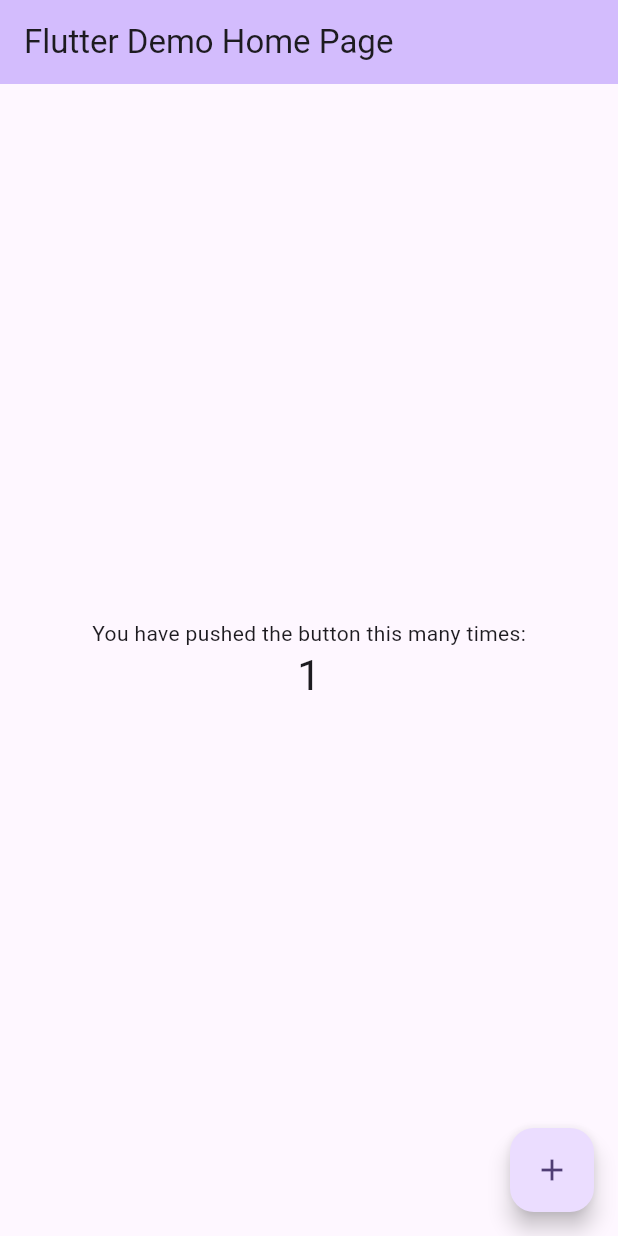
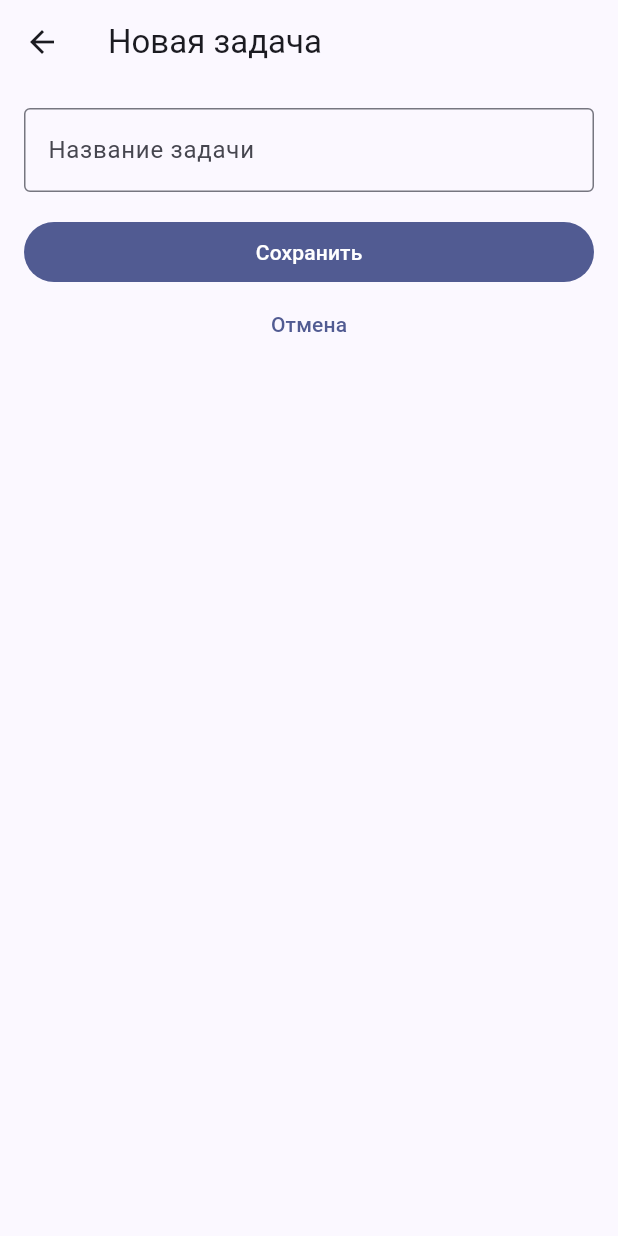
Before and after one commit to MaximaRasskazov/mobile-dev-lab-03-todo-list, a Flutter app: the screen it shows after launch, after a tap on the "add" icon, on a phone screen of 412 x 824 dp. Run offline on Flutter 3.47's test engine with Material 3 defaults, Android fonts, the phone set to English and light mode, and no system bars.

Commit message:
Add todo screens with CRUD search filters and sorting

```diff
--- a/lib/main.dart
+++ b/lib/main.dart
@@ -1,122 +1,23 @@
 import 'package:flutter/material.dart';
 
+import 'pages/todo_screen.dart';
+
 void main() {
-  runApp(const MyApp());
+  runApp(const TodoApp());
 }
 
-class MyApp extends StatelessWidget {
-  const MyApp({super.key});
+class TodoApp extends StatelessWidget {
+  const TodoApp({super.key});
 
-  // This widget is the root of your application.
   @override
   Widget build(BuildContext context) {
     return MaterialApp(
-      title: 'Flutter Demo',
+      debugShowCheckedModeBanner: false,
+      title: 'Список задач',
       theme: ThemeData(
-        // This is the theme of your application.
-        //
-        // TRY THIS: Try running your application with "flutter run". You'll see
-        // the application has a purple toolbar. Then, without quitting the app,
-        // try changing the seedColor in the colorScheme below to Colors.green
-        // and then invoke "hot reload" (save your changes or press the "hot
-        // reload" button in a Flutter-supported IDE, or press "r" if you used
-        // the command line to start the app).
-        //
-        // Notice that the counter didn't reset back to zero; the application
-        // state is not lost during the reload. To reset the state, use hot
-        // restart instead.
-        //
-        // This works for code too, not just values: Most code changes can be
-        // tested with just a hot reload.
-        colorScheme: .fromSeed(seedColor: Colors.deepPurple),
+        colorScheme: ColorScheme.fromSeed(seedColor: Colors.indigo),
       ),
-      home: const MyHomePage(title: 'Flutter Demo Home Page'),
+      home: const TodoScreen(),
     );
   }
 }
-
-class MyHomePage extends StatefulWidget {
-  const MyHomePage({super.key, required this.title});
-
-  // This widget is the home page of your application. It is stateful, meaning
-  // that it has a State object (defined below) that contains fields that affect
-  // how it looks.
-
-  // This class is the configuration for the state. It holds the values (in this
-  // case the title) provided by the parent (in this case the App widget) and
-  // used by the build method of the State. Fields in a Widget subclass are
-  // always marked "final".
-
-  final String title;
-
-  @override
-  State<MyHomePage> createState() => _MyHomePageState();
-}
-
-class _MyHomePageState extends State<MyHomePage> {
-  int _counter = 0;
-
-  void _incrementCounter() {
-    setState(() {
-      // This call to setState tells the Flutter framework that something has
-      // changed in this State, which causes it to rerun the build method below
-      // so that the display can reflect the updated values. If we changed
-      // _counter without calling setState(), then the build method would not be
-      // called again, and so nothing would appear to happen.
-      _counter++;
-    });
-  }
-
-  @override
-  Widget build(BuildContext context) {
-    // This method is rerun every time setState is called, for instance as done
-    // by the _incrementCounter method above.
-    //
-    // The Flutter framework has been optimized to make rerunning build methods
-    // fast, so that you can just rebuild anything that needs updating rather
-    // than having to individually change instances of widgets.
-    return Scaffold(
-      appBar: AppBar(
-        // TRY THIS: Try changing the color here to a specific color (to
-        // Colors.amber, perhaps?) and trigger a hot reload to see the AppBar
-        // change color while the other colors stay the same.
-        backgroundColor: Theme.of(context).colorScheme.inversePrimary,
-        // Here we take the value from the MyHomePage object that was created by
-        // the App.build method, and use it to set our appbar title.
-        title: Text(widget.title),
-      ),
-      body: Center(
-        // Center is a layout widget. It takes a single child and positions it
-        // in the middle of the parent.
-        child: Column(
-          // Column is also a layout widget. It takes a list of children and
-          // arranges them vertically. By default, it sizes itself to fit its
-          // children horizontally, and tries to be as tall as its parent.
-          //
-          // Column has various properties to control how it sizes itself and
-          // how it positions its children. Here we use mainAxisAlignment to
-          // center the children vertically; the main axis here is the vertical
-          // axis because Columns are vertical (the cross axis would be
-          // horizontal).
-          //
-          // TRY THIS: Invoke "debug painting" (choose the "Toggle Debug Paint"
-          // action in the IDE, or press "p" in the console), to see the
-          // wireframe for each widget.
-          mainAxisAlignment: .center,
-          children: [
-            const Text('You have pushed the button this many times:'),
-            Text(
-              '$_counter',
-              style: Theme.of(context).textTheme.headlineMedium,
-            ),
-          ],
-        ),
-      ),
-      floatingActionButton: FloatingActionButton(
-        onPressed: _incrementCounter,
-        tooltip: 'Increment',
-        child: const Icon(Icons.add),
-      ),
-    );
-  }
-}
--- /dev/null
+++ b/lib/pages/todo_form_page.dart
@@ -0,0 +1,92 @@
+import 'package:flutter/material.dart';
+
+import '../models/todo.dart';
+
+class TodoFormPage extends StatefulWidget {
+  final Todo? todo;
+
+  const TodoFormPage({super.key, this.todo});
+
+  @override
+  State<TodoFormPage> createState() {
+    return _TodoFormPageState();
+  }
+}
+
+class _TodoFormPageState extends State<TodoFormPage> {
+  final formKey = GlobalKey<FormState>();
+  final titleController = TextEditingController();
+
+  @override
+  void initState() {
+    super.initState();
+    final todo = widget.todo;
+    if (todo != null) {
+      titleController.text = todo.title;
+    }
+  }
+
+  @override
+  void dispose() {
+    titleController.dispose();
+    super.dispose();
+  }
+
+  void saveTodo() {
+    if (formKey.currentState!.validate()) {
+      // Возвращаем название. Сам список изменяется только на главном экране.
+      Navigator.pop(context, titleController.text.trim());
+    }
+  }
+
+  @override
+  Widget build(BuildContext context) {
+    String pageTitle = 'Новая задача';
+    if (widget.todo != null) {
+      pageTitle = 'Редактирование задачи';
+    }
+
+    return Scaffold(
+      appBar: AppBar(title: Text(pageTitle)),
+      body: SafeArea(
+        child: SingleChildScrollView(
+          padding: const EdgeInsets.all(16),
+          child: Form(
+            key: formKey,
+            child: Column(
+              crossAxisAlignment: CrossAxisAlignment.stretch,
+              children: [
+                TextFormField(
+                  controller: titleController,
+                  decoration: const InputDecoration(
+                    labelText: 'Название задачи',
+                    border: OutlineInputBorder(),
+                  ),
+                  minLines: 1,
+                  maxLines: 3,
+                  validator: (value) {
+                    if (value == null || value.trim().isEmpty) {
+                      return 'Введите название задачи';
+                    }
+                    return null;
+                  },
+                ),
+                const SizedBox(height: 16),
+                FilledButton(
+                  onPressed: saveTodo,
+                  child: const Text('Сохранить'),
+                ),
+                TextButton(
+                  onPressed: () {
+                    Navigator.pop(context);
+                  },
+                  child: const Text('Отмена'),
+                ),
+              ],
+            ),
+          ),
+        ),
+      ),
+    );
+  }
+}
--- /dev/null
+++ b/lib/pages/todo_screen.dart
@@ -0,0 +1,230 @@
+import 'package:flutter/material.dart';
+
+import '../models/todo.dart';
+import '../repositories/todo_repository.dart';
+import 'todo_form_page.dart';
+
+class TodoScreen extends StatefulWidget {
+  const TodoScreen({super.key});
+
+  @override
+  State<TodoScreen> createState() {
+    return TodoState();
+  }
+}
+
+class TodoState extends State<TodoScreen> {
+  final repository = TodoRepository();
+  String searchText = '';
+  String selectedFilter = 'Все';
+  String selectedSort = 'Сначала новые';
+
+  List<Todo> getVisibleTodos() {
+    final List<Todo> result = [];
+    final query = searchText.trim().toLowerCase();
+
+    for (final todo in repository.getTodos()) {
+      if (selectedFilter == 'Активные' && todo.isDone) {
+        continue;
+      }
+      if (selectedFilter == 'Выполненные' && !todo.isDone) {
+        continue;
+      }
+      if (!todo.title.toLowerCase().contains(query)) {
+        continue;
+      }
+      result.add(todo);
+    }
+
+    // Сортируем только задачи, которые подходят под фильтр и поиск.
+    result.sort((first, second) {
+      if (selectedSort == 'По названию') {
+        return first.title.toLowerCase().compareTo(second.title.toLowerCase());
+      }
+      if (selectedSort == 'Сначала старые') {
+        return first.createdAt.compareTo(second.createdAt);
+      }
+      return second.createdAt.compareTo(first.createdAt);
+    });
+    return result;
+  }
+
+  Future<void> openForm(Todo? todo) async {
+    final title = await Navigator.push<String>(
+      context,
+      MaterialPageRoute(
+        builder: (context) {
+          return TodoFormPage(todo: todo);
+        },
+      ),
+    );
+
+    // При отмене результат равен null. mounted проверяет, что экран ещё открыт.
+    if (!mounted || title == null) {
+      return;
+    }
+    setState(() {
+      if (todo == null) {
+        repository.addTodo(title);
+      } else {
+        repository.updateTodo(todo, title);
+      }
+    });
+  }
+
+  String formatDate(DateTime date) {
+    final day = date.day.toString().padLeft(2, '0');
+    final month = date.month.toString().padLeft(2, '0');
+    final hour = date.hour.toString().padLeft(2, '0');
+    final minute = date.minute.toString().padLeft(2, '0');
+    return '$day.$month.${date.year} $hour:$minute';
+  }
+
+  Widget buildFilter(String filter) {
+    return ChoiceChip(
+      label: Text(filter),
+      selected: selectedFilter == filter,
+      onSelected: (selected) {
+        setState(() {
+          selectedFilter = filter;
+        });
+      },
+    );
+  }
+
+  Widget buildTodoCard(Todo todo) {
+    TextDecoration decoration = TextDecoration.none;
+    Color titleColor = Theme.of(context).colorScheme.onSurface;
+    if (todo.isDone) {
+      decoration = TextDecoration.lineThrough;
+      titleColor = Colors.grey;
+    }
+
+    return Card(
+      child: ListTile(
+        leading: Checkbox(
+          value: todo.isDone,
+          onChanged: (value) {
+            setState(() {
+              repository.toggleTodo(todo);
+            });
+          },
+        ),
+        title: Text(
+          todo.title,
+          maxLines: 2,
+          overflow: TextOverflow.ellipsis,
+          style: TextStyle(decoration: decoration, color: titleColor),
+        ),
+        subtitle: Text('Создана: ${formatDate(todo.createdAt)}'),
+        onTap: () {
+          openForm(todo);
+        },
+        trailing: PopupMenuButton<String>(
+          tooltip: 'Действия с задачей',
+          onSelected: (action) {
+            if (action == 'edit') {
+              openForm(todo);
+            } else if (action == 'delete') {
+              setState(() {
+                repository.deleteTodo(todo);
+              });
+            }
+          },
+          itemBuilder: (context) {
+            return const [
+              PopupMenuItem(value: 'edit', child: Text('Редактировать')),
+              PopupMenuItem(value: 'delete', child: Text('Удалить')),
+            ];
+          },
+        ),
+      ),
+    );
+  }
+
+  @override
+  Widget build(BuildContext context) {
+    final todos = getVisibleTodos();
+    String emptyText = 'Задач пока нет. Нажмите +, чтобы добавить.';
+    if (repository.getTodos().isNotEmpty) {
+      emptyText = 'Подходящих задач нет';
+    }
+
+    return Scaffold(
+      appBar: AppBar(title: const Text('Список задач')),
+      body: SafeArea(
+        child: ListView(
+          padding: const EdgeInsets.fromLTRB(16, 8, 16, 88),
+          children: [
+            TextField(
+              decoration: const InputDecoration(
+                labelText: 'Поиск по названию',
+                prefixIcon: Icon(Icons.search),
+                border: OutlineInputBorder(),
+              ),
+              onChanged: (value) {
+                setState(() {
+                  searchText = value;
+                });
+              },
+            ),
+            const SizedBox(height: 12),
+            Wrap(
+              spacing: 8,
+              runSpacing: 4,
+              children: [
+                buildFilter('Все'),
+                buildFilter('Активные'),
+                buildFilter('Выполненные'),
+              ],
+            ),
+            const SizedBox(height: 12),
+            DropdownButtonFormField<String>(
+              initialValue: selectedSort,
+              isExpanded: true,
+              decoration: const InputDecoration(
+                labelText: 'Сортировка',
+                border: OutlineInputBorder(),
+              ),
+              items: const [
+                DropdownMenuItem(
+                  value: 'Сначала новые',
+                  child: Text('Сначала новые'),
+                ),
+                DropdownMenuItem(
+                  value: 'Сначала старые',
+                  child: Text('Сначала старые'),
+                ),
+                DropdownMenuItem(
+                  value: 'По названию',
+                  child: Text('По названию'),
+                ),
+              ],
+              onChanged: (value) {
+                if (value != null) {
+                  setState(() {
+                    selectedSort = value;
+                  });
+                }
+              },
+            ),
+            const SizedBox(height: 16),
+            if (todos.isEmpty)
+              Padding(
+                padding: const EdgeInsets.symmetric(vertical: 32),
+                child: Text(emptyText, textAlign: TextAlign.center),
+              ),
+            for (final todo in todos) buildTodoCard(todo),
+          ],
+        ),
+      ),
+      floatingActionButton: FloatingActionButton(
+        tooltip: 'Добавить задачу',
+        onPressed: () {
+          openForm(null);
+        },
+        child: const Icon(Icons.add),
+      ),
+    );
+  }
+}
```
